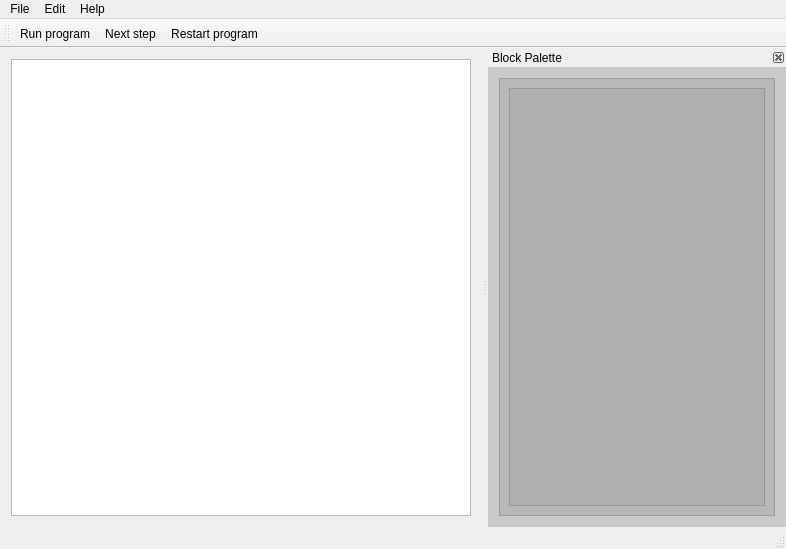
First picture: the form in ICP_proj/mainwindow.ui, repository Ekelem/ICP_BlockEditor_2018, before the edit.
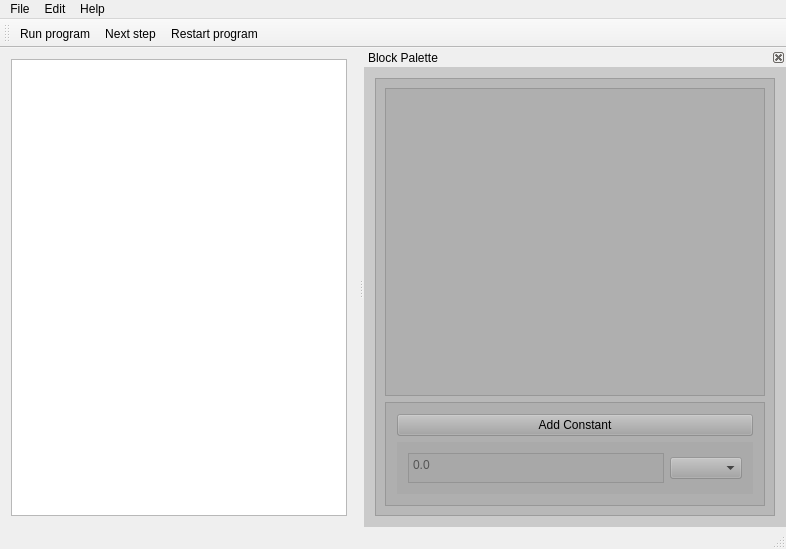
Second picture: the form after the edit. Icons and pictures are not drawn. Custom widgets are drawn as their Qt base class.

The edit to the form file:
```diff
--- a/ICP_proj/mainwindow.ui
+++ b/ICP_proj/mainwindow.ui
@@ -81,8 +81,8 @@
   <widget class="QDockWidget" name="Dock_BlockPalette">
    <property name="minimumSize">
     <size>
-     <width>152</width>
-     <height>246</height>
+     <width>417</width>
+     <height>400</height>
     </size>
    </property>
    <property name="mouseTracking">
@@ -144,6 +144,59 @@
           </column>
          </widget>
         </item>
+        <item>
+         <widget class="QFrame" name="frame">
+          <property name="sizePolicy">
+           <sizepolicy hsizetype="Preferred" vsizetype="Preferred">
+            <horstretch>0</horstretch>
+            <verstretch>0</verstretch>
+           </sizepolicy>
+          </property>
+          <property name="frameShape">
+           <enum>QFrame::StyledPanel</enum>
+          </property>
+          <property name="frameShadow">
+           <enum>QFrame::Raised</enum>
+          </property>
+          <layout class="QVBoxLayout" name="verticalLayout_3">
+           <item>
+            <widget class="QPushButton" name="constantButton">
+             <property name="text">
+              <string>Add Constant</string>
+             </property>
+            </widget>
+           </item>
+           <item>
+            <widget class="QWidget" name="widget" native="true">
+             <layout class="QHBoxLayout" name="horizontalLayout_2">
+              <item>
+               <widget class="QTextEdit" name="constantValue">
+                <property name="sizePolicy">
+                 <sizepolicy hsizetype="Minimum" vsizetype="Minimum">
+                  <horstretch>0</horstretch>
+                  <verstretch>0</verstretch>
+                 </sizepolicy>
+                </property>
+                <property name="minimumSize">
+                 <size>
+                  <width>0</width>
+                  <height>30</height>
+                 </size>
+                </property>
+                <property name="placeholderText">
+                 <string>0.0</string>
+                </property>
+               </widget>
+              </item>
+              <item>
+               <widget class="QComboBox" name="comboBoxTypes"/>
+              </item>
+             </layout>
+            </widget>
+           </item>
+          </layout>
+         </widget>
+        </item>
        </layout>
       </widget>
      </item>
```
